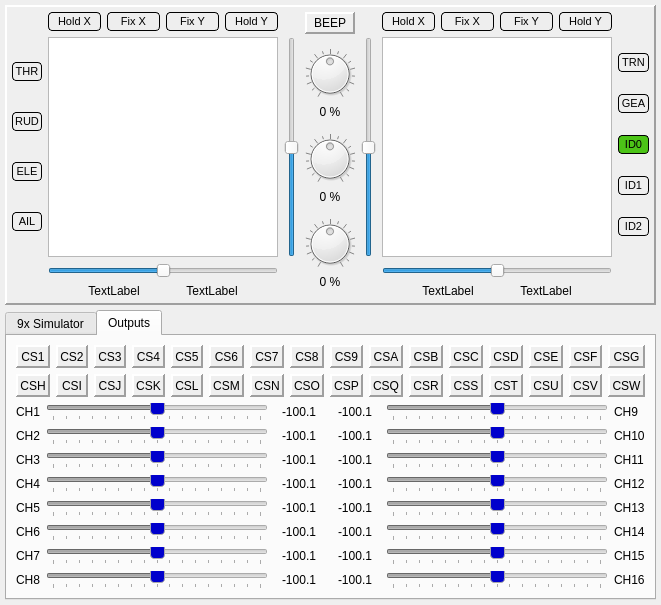
Old version of the form companion/src/simulatordialog.ui in the repository opentx/opentx.
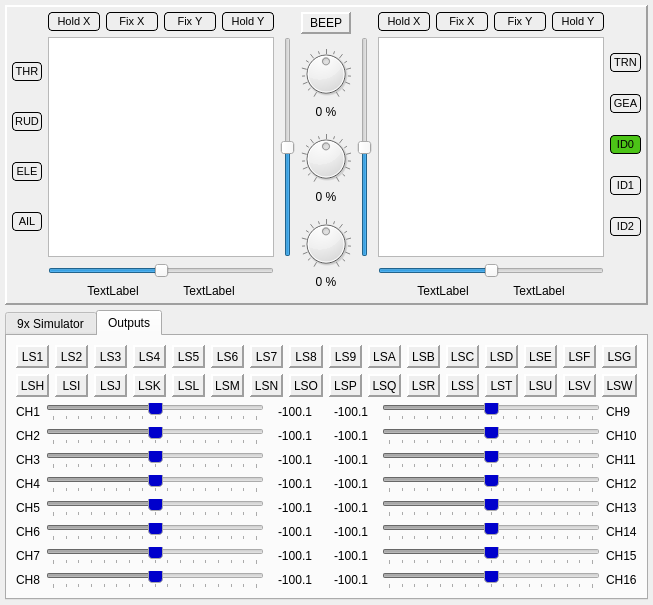
New version of the form. The open tabs and pages were chosen to show the change. Icons and pictures are not drawn. Custom widgets are drawn as their Qt base class.

The edit to the form file:
```diff
--- a/companion/src/simulatordialog.ui
+++ b/companion/src/simulatordialog.ui
@@ -1262,7 +1262,7 @@
             <item>
              <widget class="QLabel" name="labelCSW_1">
               <property name="text">
-               <string>CS1</string>
+               <string>LS1</string>
               </property>
               <property name="alignment">
                <set>Qt::AlignCenter</set>
@@ -1293,7 +1293,7 @@
             <item>
              <widget class="QLabel" name="labelCSW_2">
               <property name="text">
-               <string>CS2</string>
+               <string>LS2</string>
               </property>
               <property name="alignment">
                <set>Qt::AlignCenter</set>
@@ -1324,7 +1324,7 @@
             <item>
              <widget class="QLabel" name="labelCSW_3">
               <property name="text">
-               <string>CS3</string>
+               <string>LS3</string>
               </property>
               <property name="alignment">
                <set>Qt::AlignCenter</set>
@@ -1355,7 +1355,7 @@
             <item>
              <widget class="QLabel" name="labelCSW_4">
               <property name="text">
-               <string>CS4</string>
+               <string>LS4</string>
               </property>
               <property name="alignment">
                <set>Qt::AlignCenter</set>
@@ -1386,7 +1386,7 @@
             <item>
              <widget class="QLabel" name="labelCSW_5">
               <property name="text">
-               <string>CS5</string>
+               <string>LS5</string>
               </property>
               <property name="alignment">
                <set>Qt::AlignCenter</set>
@@ -1417,7 +1417,7 @@
             <item>
              <widget class="QLabel" name="labelCSW_6">
               <property name="text">
-               <string>CS6</string>
+               <string>LS6</string>
               </property>
               <property name="alignment">
                <set>Qt::AlignCenter</set>
@@ -1448,7 +1448,7 @@
             <item>
              <widget class="QLabel" name="labelCSW_7">
               <property name="text">
-               <string>CS7</string>
+               <string>LS7</string>
               </property>
               <property name="alignment">
                <set>Qt::AlignCenter</set>
@@ -1479,7 +1479,7 @@
             <item>
              <widget class="QLabel" name="labelCSW_8">
               <property name="text">
-               <string>CS8</string>
+               <string>LS8</string>
               </property>
               <property name="alignment">
                <set>Qt::AlignCenter</set>
@@ -1510,7 +1510,7 @@
             <item>
              <widget class="QLabel" name="labelCSW_9">
               <property name="text">
-               <string>CS9</string>
+               <string>LS9</string>
               </property>
               <property name="alignment">
                <set>Qt::AlignCenter</set>
@@ -1541,7 +1541,7 @@
             <item>
              <widget class="QLabel" name="labelCSW_10">
               <property name="text">
-               <string>CSA</string>
+               <string>LSA</string>
               </property>
               <property name="alignment">
                <set>Qt::AlignCenter</set>
@@ -1572,7 +1572,7 @@
             <item>
              <widget class="QLabel" name="labelCSW_11">
               <property name="text">
-               <string>CSB</string>
+               <string>LSB</string>
               </property>
               <property name="alignment">
                <set>Qt::AlignCenter</set>
@@ -1603,7 +1603,7 @@
             <item>
              <widget class="QLabel" name="labelCSW_12">
               <property name="text">
-               <string>CSC</string>
+               <string>LSC</string>
               </property>
               <property name="alignment">
                <set>Qt::AlignCenter</set>
@@ -1634,7 +1634,7 @@
             <item>
              <widget class="QLabel" name="labelCSW_13">
               <property name="text">
-               <string>CSD</string>
+               <string>LSD</string>
               </property>
               <property name="alignment">
                <set>Qt::AlignCenter</set>
@@ -1665,7 +1665,7 @@
             <item>
              <widget class="QLabel" name="labelCSW_14">
               <property name="text">
-               <string>CSE</string>
+               <string>LSE</string>
               </property>
               <property name="alignment">
                <set>Qt::AlignCenter</set>
@@ -1696,7 +1696,7 @@
             <item>
              <widget class="QLabel" name="labelCSW_15">
               <property name="text">
-               <string>CSF</string>
+               <string>LSF</string>
               </property>
               <property name="alignment">
                <set>Qt::AlignCenter</set>
@@ -1727,7 +1727,7 @@
             <item>
              <widget class="QLabel" name="labelCSW_16">
               <property name="text">
-               <string>CSG</string>
+               <string>LSG</string>
               </property>
               <property name="alignment">
                <set>Qt::AlignCenter</set>
@@ -1758,7 +1758,7 @@
             <item>
              <widget class="QLabel" name="labelCSW_17">
               <property name="text">
-               <string>CSH</string>
+               <string>LSH</string>
               </property>
               <property name="alignment">
                <set>Qt::AlignCenter</set>
@@ -1789,7 +1789,7 @@
             <item>
              <widget class="QLabel" name="labelCSW_18">
               <property name="text">
-               <string>CSI</string>
+               <string>LSI</string>
               </property>
               <property name="alignment">
                <set>Qt::AlignCenter</set>
@@ -1820,7 +1820,7 @@
             <item>
              <widget class="QLabel" name="labelCSW_19">
               <property name="text">
-               <string>CSJ</string>
+               <string>LSJ</string>
               </property>
               <property name="alignment">
                <set>Qt::AlignCenter</set>
@@ -1851,7 +1851,7 @@
             <item>
              <widget class="QLabel" name="labelCSW_20">
               <property name="text">
-               <string>CSK</string>
+               <string>LSK</string>
               </property>
               <property name="alignment">
                <set>Qt::AlignCenter</set>
@@ -1882,7 +1882,7 @@
             <item>
              <widget class="QLabel" name="labelCSW_21">
               <property name="text">
-               <string>CSL</string>
+               <string>LSL</string>
               </property>
               <property name="alignment">
                <set>Qt::AlignCenter</set>
@@ -1913,7 +1913,7 @@
             <item>
              <widget class="QLabel" name="labelCSW_22">
               <property name="text">
-               <string>CSM</string>
+               <string>LSM</string>
               </property>
               <property name="alignment">
                <set>Qt::AlignCenter</set>
@@ -1944,7 +1944,7 @@
             <item>
              <widget class="QLabel" name="labelCSW_23">
               <property name="text">
-               <string>CSN</string>
+               <string>LSN</string>
               </property>
               <property name="alignment">
                <set>Qt::AlignCenter</set>
@@ -1975,7 +1975,7 @@
             <item>
              <widget class="QLabel" name="labelCSW_24">
               <property name="text">
-               <string>CSO</string>
+               <string>LSO</string>
               </property>
               <property name="alignment">
                <set>Qt::AlignCenter</set>
@@ -2006,7 +2006,7 @@
             <item>
              <widget class="QLabel" name="labelCSW_25">
               <property name="text">
-               <string>CSP</string>
+               <string>LSP</string>
               </property>
               <property name="alignment">
                <set>Qt::AlignCenter</set>
@@ -2037,7 +2037,7 @@
             <item>
              <widget class="QLabel" name="labelCSW_26">
               <property name="text">
-               <string>CSQ</string>
+               <string>LSQ</string>
               </property>
               <property name="alignment">
                <set>Qt::AlignCenter</set>
@@ -2068,7 +2068,7 @@
             <item>
              <widget class="QLabel" name="labelCSW_27">
               <property name="text">
-               <string>CSR</string>
+               <string>LSR</string>
               </property>
               <property name="alignment">
                <set>Qt::AlignCenter</set>
@@ -2099,7 +2099,7 @@
             <item>
              <widget class="QLabel" name="labelCSW_28">
               <property name="text">
-               <string>CSS</string>
+               <string>LSS</string>
               </property>
               <property name="alignment">
                <set>Qt::AlignCenter</set>
@@ -2130,7 +2130,7 @@
             <item>
              <widget class="QLabel" name="labelCSW_29">
               <property name="text">
-               <string>CST</string>
+               <string>LST</string>
               </property>
               <property name="alignment">
                <set>Qt::AlignCenter</set>
@@ -2161,7 +2161,7 @@
             <item>
              <widget class="QLabel" name="labelCSW_30">
               <property name="text">
-               <string>CSU</string>
+               <string>LSU</string>
               </property>
               <property name="alignment">
                <set>Qt::AlignCenter</set>
@@ -2192,7 +2192,7 @@
             <item>
              <widget class="QLabel" name="labelCSW_31">
               <property name="text">
-               <string>CSV</string>
+               <string>LSV</string>
               </property>
               <property name="alignment">
                <set>Qt::AlignCenter</set>
@@ -2223,7 +2223,7 @@
             <item>
              <widget class="QLabel" name="labelCSW_32">
               <property name="text">
-               <string>CSW</string>
+               <string>LSW</string>
               </property>
               <property name="alignment">
                <set>Qt::AlignCenter</set>
```
Left out of the diff: 2 changed lines with no effect on the pictures.
